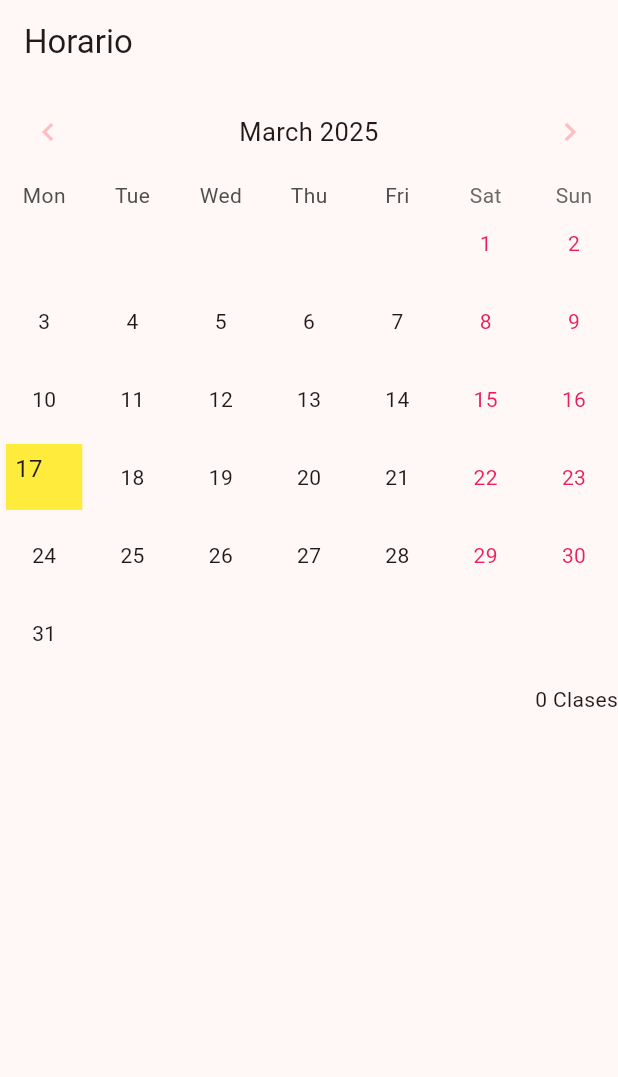
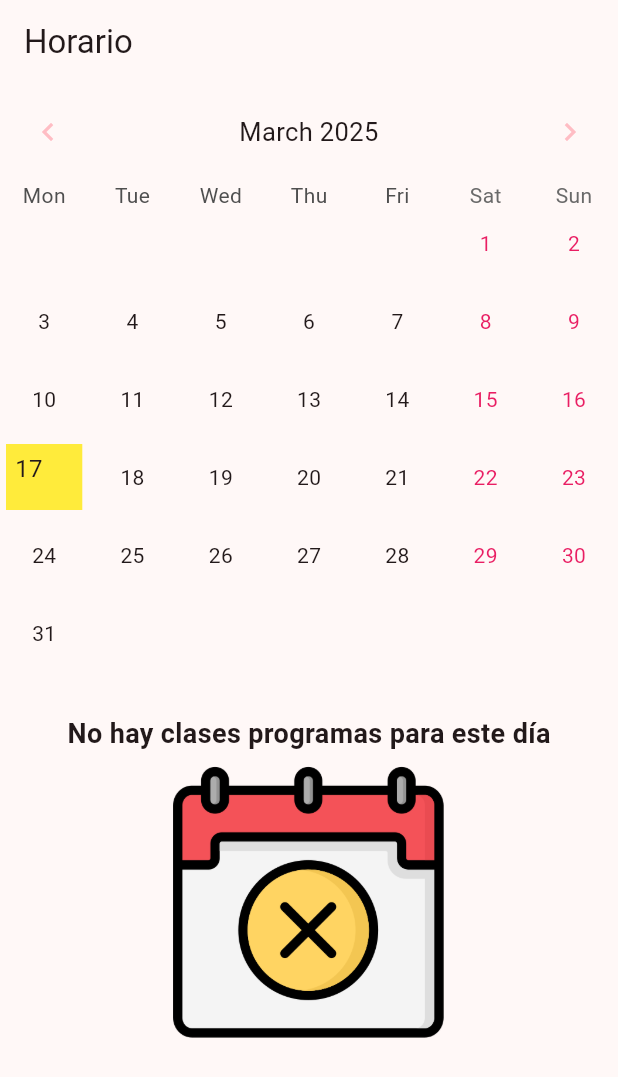
Before and after one commit to Ridley7/ElenaSorianoClases, a Flutter app: the ScheduleScreen screen opened by its route, on a phone screen of 412 x 824 dp. Shown: the top 1077 px of the screen. Run offline on Flutter 3.47's test engine with Material 3 defaults, Android fonts, the phone set to English and light mode, and no system bars; drawn by our look-alikes of table_calendar; our stand-ins replace cloud_firestore, firebase_auth, firebase_core, flutter_riverpod, go_router; accounts and stored records are empty.

Commit message:
add: Estilos para el calendario

```diff
--- a/lib/config/helpers/date_management.dart
+++ b/lib/config/helpers/date_management.dart
@@ -16,12 +16,7 @@ class DateManagement{
         parsedTime.minute
     );
 
-    print("La fecha de la calse es $givenDate");
-
     Duration difference = givenDate.difference(now);
-
-    print("La fecha now es: $now");
-    print("La diferencia es: $difference");
 
     return difference < Duration(minutes: elapsedTime) ? false : true;
   }
--- a/lib/presentation/screens/schedule_screen.dart
+++ b/lib/presentation/screens/schedule_screen.dart
@@ -1,6 +1,7 @@
 import 'package:elenasorianoclases/domain/entities/class_model.dart';
 import 'package:elenasorianoclases/presentation/providers/list_class_provider.dart';
 import 'package:elenasorianoclases/presentation/widgets/empty_student_widget.dart';
+import 'package:elenasorianoclases/presentation/widgets/schedule/empty_schedule.dart';
 import 'package:elenasorianoclases/presentation/widgets/schedule/enrolled_students.dart';
 import 'package:elenasorianoclases/presentation/widgets/student_widget.dart';
 import 'package:flutter/material.dart';
@@ -18,8 +19,6 @@ class ScheduleScreen extends ConsumerStatefulWidget {
 
 class ScheduleScreenState extends ConsumerState<ScheduleScreen> {
 
-  //AHORA TOCA MONTAR ESTA PANTALLA!!! QUE ES DE LAS MÁS COMPLICADAS
-
   DateTime _focusedDay = DateTime.now();
   DateTime _selectedDay = DateTime.now();
 
@@ -32,8 +31,6 @@ class ScheduleScreenState extends ConsumerState<ScheduleScreen> {
     List<ClassModel> _getEventsForDay(DateTime day) {
       return classMap[DateTime(day.year, day.month, day.day)] ?? [];
     }
-
-
 
     for(var classModel in listaClases){
       //Convertimos el string date a DateTime (formato dd/mm/aaaa)
@@ -57,6 +54,9 @@ class ScheduleScreenState extends ConsumerState<ScheduleScreen> {
 
 
     return Scaffold(
+
+      //ME QUEDO AQUI PONER CALENDARIO EN ESPAÑOL!!
+
       appBar: AppBar(title: const Text("Horario"),),
       body: Column(
         children: [
@@ -170,20 +170,36 @@ class ScheduleScreenState extends ConsumerState<ScheduleScreen> {
               child: Column(
                 children: [
 
-                  Row(
+                  _getEventsForDay(_selectedDay).isEmpty
+                  ? const EmptySchedule()
+                  :
+                  Padding(
+                    padding: const EdgeInsets.symmetric(horizontal: 8.0),
+                    child: Row(
                       children: [
-                      const Spacer(),
-                      Text("${_getEventsForDay(_selectedDay).length} Clases")
+                        Text(
+                          "Clases disponibles: ${_getEventsForDay(_selectedDay).length}",
+                          style: const TextStyle(
+                            fontSize: 18,
+                            fontWeight: FontWeight.bold
+                          ),
+                        )
                       ],
                     ),
+                  ),
+
+                  const SizedBox(height: 20,),
 
 
-                  ListView.builder(
+
+                  Padding(
+                    padding: const EdgeInsets.symmetric(horizontal: 8.0),
+                    child: ListView.separated(
                       shrinkWrap: true,
                         physics: const NeverScrollableScrollPhysics(),
                         itemCount: _getEventsForDay(_selectedDay).length,
+                        separatorBuilder: (context, index) => OrnamentalSeparator(),
                         itemBuilder: (context, index){
-
                         List<ClassModel> clasesDelDia = _getEventsForDay(_selectedDay);
 
                         return Column(
@@ -192,17 +208,24 @@ class ScheduleScreenState extends ConsumerState<ScheduleScreen> {
 
                             Row(
                               children: [
-                              Text("${index + 1}. Clase"),
+                                Text("${index + 1}. Clase",
+                                  style: const TextStyle(fontWeight: FontWeight.bold),
+                                ),
                                 const Spacer(),
-                              Text(clasesDelDia[index].hour)
+                                Text(clasesDelDia[index].hour,
+                                    style: const TextStyle(fontWeight: FontWeight.bold))
                               ],
                             ),
 
                             const Row(
                               children: [
-                              Text("Asistentes: ")
+                                Text("Asistentes: ",
+                                style: TextStyle(fontWeight: FontWeight.bold)
+                                )
                               ],
                             ),
+
+                            const SizedBox(height: 10,),
 
                             EnrolledStudents(clase: clasesDelDia[index]),
 
@@ -210,7 +233,7 @@ class ScheduleScreenState extends ConsumerState<ScheduleScreen> {
                         );
                         }
                     ),
-
+                  ),
                 ],
               ),
             ),
@@ -218,11 +241,27 @@ class ScheduleScreenState extends ConsumerState<ScheduleScreen> {
         ],
       ),
     );
-
-
-
+  }
 }
 
+class OrnamentalSeparator extends StatelessWidget {
+  const OrnamentalSeparator({super.key});
 
-
+  @override
+  Widget build(BuildContext context) {
+    return Padding(
+      padding: const EdgeInsets.symmetric(vertical: 8.0),
+      child: Row(
+        mainAxisAlignment: MainAxisAlignment.center,
+        children: [
+          Expanded(child: Divider(thickness: 1, color: Colors.grey.shade400)),
+          const Padding(
+            padding: const EdgeInsets.symmetric(horizontal: 8.0),
+            child: Icon(Icons.star, color: Color(0xFFFFBDC4), size: 16),
+          ),
+          Expanded(child: Divider(thickness: 1, color: Colors.grey.shade400)),
+        ],
+      ),
+    );
   }
+}
--- /dev/null
+++ b/lib/presentation/widgets/schedule/empty_schedule.dart
@@ -0,0 +1,28 @@
+import 'package:flutter/material.dart';
+
+class EmptySchedule extends StatelessWidget {
+  const EmptySchedule({
+    super.key,
+  });
+
+  @override
+  Widget build(BuildContext context) {
+    return Column(
+      children: [
+
+        const SizedBox(height: 20),
+
+        const Text(
+          style: TextStyle(fontSize: 18, fontWeight: FontWeight.bold),
+          "No hay clases programas para este día",
+        ),
+
+        Image.asset(
+          'assets/images/not_schedule.png',
+          width: 200,
+          height: 200,
+        ),
+      ],
+    );
+  }
+}
```
Also changed, not shown: lib/presentation/widgets/empty_student_widget.dart (+41 -19 lines), lib/presentation/widgets/student_widget.dart (+11 -7 lines), assets/images/not_schedule.png (added), 4 other files. Lines whose indentation alone changed are shown as unchanged.
